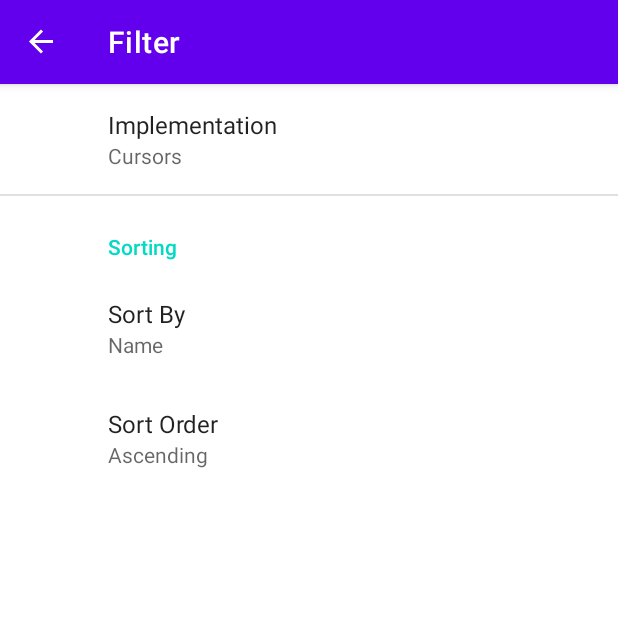
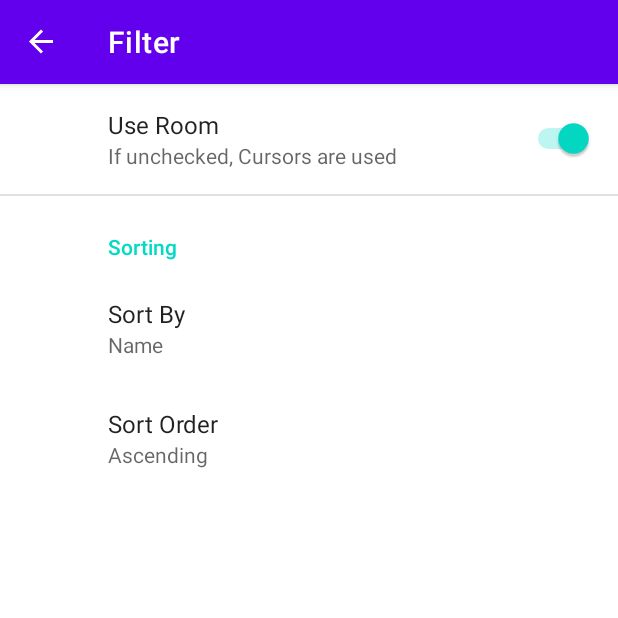
Before and after one commit to yaromchikV/E-Cars, an Android app: the SettingsFragment screen opened through its navigation route, on a phone screen of 412 x 824 dp, the top half of it. Run offline under Robolectric (Android 15) with nearby library versions, the phone set to English and light mode, and no system bars; our stand-ins replace Room's generated code, androidx.preference, navigation-ui.

Commit message:
feat: add Cursors and refactor of work with data

```diff
--- a/app/build.gradle
+++ b/app/build.gradle
@@ -16,7 +16,6 @@ android {
         targetSdkVersion 30
         versionCode 1
         versionName "1.0"
-
         testInstrumentationRunner "androidx.test.runner.AndroidJUnitRunner"
     }
 
--- /dev/null
+++ b/app/src/main/java/com/yaromchikv/ecars/database/CarRepository.kt
@@ -0,0 +1,94 @@
+package com.yaromchikv.ecars.database
+
+import android.content.Context
+import androidx.lifecycle.LiveData
+import androidx.preference.PreferenceManager
+import com.yaromchikv.ecars.database.room.CarDao
+import com.yaromchikv.ecars.database.room.CarDatabase
+import com.yaromchikv.ecars.database.sqilte.DatabaseHelper
+import com.yaromchikv.ecars.model.Car
+
+internal const val DATABASE_NAME = "cars_database"
+internal const val DATABASE_VERSION = 1
+internal const val TABLE_NAME = "cars_table"
+
+internal const val COLUMN_ID = "id"
+internal const val COLUMN_NAME = "name"
+internal const val COLUMN_ACCELERATION = "acceleration"
+internal const val COLUMN_PRICE = "price"
+internal const val COLUMN_IMAGE = "image"
+
+internal const val QUERY_ORDER_BY_NAME_ASC = "SELECT * FROM $TABLE_NAME ORDER BY $COLUMN_NAME ASC"
+internal const val QUERY_ORDER_BY_NAME_DESC = "SELECT * FROM $TABLE_NAME ORDER BY $COLUMN_NAME DESC"
+internal const val QUERY_ORDER_BY_ACCELERATION_ASC = "SELECT * FROM $TABLE_NAME ORDER BY $COLUMN_ACCELERATION ASC"
+internal const val QUERY_ORDER_BY_ACCELERATION_DESC = "SELECT * FROM $TABLE_NAME ORDER BY $COLUMN_ACCELERATION DESC"
+internal const val QUERY_ORDER_BY_PRICE_ASC = "SELECT * FROM $TABLE_NAME ORDER BY $COLUMN_PRICE ASC"
+internal const val QUERY_ORDER_BY_PRICE_DESC = "SELECT * FROM $TABLE_NAME ORDER BY $COLUMN_PRICE DESC"
+
+class CarRepository(context: Context) {
+
+    private var carDatabase = DatabaseHelper(context)
+    private var carDao: CarDao = CarDatabase.getDatabase(context).carDao()
+
+    private val prefs = PreferenceManager.getDefaultSharedPreferences(context)
+
+    val allData: LiveData<List<Car>> = getDataUsingRoom(
+        prefs.getString("sort_by", "name") ?: "name",
+        prefs.getString("sort_order", "ASC") ?: "ASC"
+    )
+
+    suspend fun addCar(car: Car) {
+        val useRoom = prefs.getBoolean("implementation", true)
+        if (useRoom)
+            carDao.addCar(car)
+        else
+            carDatabase.addCar(car)
+    }
+
+    suspend fun updateCar(car: Car) {
+        val useRoom = prefs.getBoolean("implementation", true)
+        if (useRoom)
+            carDao.updateCar(car)
+        else
+            carDatabase.updateCar(car)
+    }
+
+    suspend fun deleteCar(car: Car) {
+        val useRoom = prefs.getBoolean("implementation", true)
+        if (useRoom)
+            carDao.deleteCar(car)
+        else
+            carDatabase.deleteCar(car)
+    }
+
+    fun getDataUsingCursors(sortBy: String, sortOrder: String): List<Car> {
+        val listOfCar = mutableListOf<Car>()
+        val cursor = carDatabase.getCursorWithData(sortBy, sortOrder)
+        if (cursor != null && cursor.count != 0) {
+            while (cursor.moveToNext()) {
+                listOfCar.add(
+                    Car(
+                        cursor.getInt(0),
+                        cursor.getString(1),
+                        cursor.getDouble(2),
+                        cursor.getInt(3),
+                        cursor.getInt(4)
+                    )
+                )
+            }
+        }
+        cursor?.close()
+        return listOfCar
+    }
+
+    private fun getDataUsingRoom(sortBy: String, sortOrder: String): LiveData<List<Car>> {
+        return when ("SELECT * FROM $TABLE_NAME ORDER BY $sortBy $sortOrder") {
+            QUERY_ORDER_BY_NAME_DESC -> carDao.getAllSortedByNameInDescendingOrder()
+            QUERY_ORDER_BY_ACCELERATION_ASC -> carDao.getAllSortedByAccelerationInAscendingOrder()
+            QUERY_ORDER_BY_ACCELERATION_DESC -> carDao.getAllSortedByAccelerationInDescendingOrder()
+            QUERY_ORDER_BY_PRICE_ASC -> carDao.getAllSortedByPriceInAscendingOrder()
+            QUERY_ORDER_BY_PRICE_DESC -> carDao.getAllSortedByPriceInDescendingOrder()
+            else -> carDao.getAllSortedByNameInAscendingOrder()
+        }
+    }
+}
--- a/app/src/main/java/com/yaromchikv/ecars/database_room/CarDao.kt
+++ b/app/src/main/java/com/yaromchikv/ecars/database/room/CarDao.kt
@@ -1,7 +1,8 @@
-package com.yaromchikv.ecars.database_room
+package com.yaromchikv.ecars.database.room
 
 import androidx.lifecycle.LiveData
 import androidx.room.*
+import com.yaromchikv.ecars.database.*
 import com.yaromchikv.ecars.model.Car
 
 @Dao
@@ -16,22 +17,22 @@ interface CarDao {
     @Delete
     suspend fun deleteCar(car: Car)
 
-    @Query("SELECT * FROM cars_table ORDER BY name ASC")
+    @Query(QUERY_ORDER_BY_NAME_ASC)
     fun getAllSortedByNameInAscendingOrder(): LiveData<List<Car>>
 
-    @Query("SELECT * FROM cars_table ORDER BY name DESC")
+    @Query(QUERY_ORDER_BY_NAME_DESC)
     fun getAllSortedByNameInDescendingOrder(): LiveData<List<Car>>
 
-    @Query("SELECT * FROM cars_table ORDER BY acceleration ASC")
+    @Query(QUERY_ORDER_BY_ACCELERATION_ASC)
     fun getAllSortedByAccelerationInAscendingOrder(): LiveData<List<Car>>
 
-    @Query("SELECT * FROM cars_table ORDER BY acceleration DESC")
+    @Query(QUERY_ORDER_BY_ACCELERATION_DESC)
     fun getAllSortedByAccelerationInDescendingOrder(): LiveData<List<Car>>
 
-    @Query("SELECT * FROM cars_table ORDER BY price ASC")
+    @Query(QUERY_ORDER_BY_PRICE_ASC)
     fun getAllSortedByPriceInAscendingOrder(): LiveData<List<Car>>
 
-    @Query("SELECT * FROM cars_table ORDER BY price DESC")
+    @Query(QUERY_ORDER_BY_PRICE_DESC)
     fun getAllSortedByPriceInDescendingOrder(): LiveData<List<Car>>
 
 }
--- a/app/src/main/java/com/yaromchikv/ecars/database_room/CarDatabase.kt
+++ b/app/src/main/java/com/yaromchikv/ecars/database/room/CarDatabase.kt
@@ -1,12 +1,14 @@
-package com.yaromchikv.ecars.database_room
+package com.yaromchikv.ecars.database.room
 
 import android.content.Context
 import androidx.room.Database
 import androidx.room.Room
 import androidx.room.RoomDatabase
+import com.yaromchikv.ecars.database.DATABASE_NAME
+import com.yaromchikv.ecars.database.DATABASE_VERSION
 import com.yaromchikv.ecars.model.Car
 
-@Database(entities = [Car::class], version = 1, exportSchema = false)
+@Database(entities = [Car::class], version = DATABASE_VERSION, exportSchema = false)
 abstract class CarDatabase : RoomDatabase() {
 
     abstract fun carDao(): CarDao
@@ -25,7 +27,7 @@ abstract class CarDatabase : RoomDatabase() {
                 val instance = Room.databaseBuilder(
                     context.applicationContext,
                     CarDatabase::class.java,
-                    "car_database"
+                    DATABASE_NAME
                 ).build()
                 INSTANCE = instance
                 return instance
--- a/app/src/main/java/com/yaromchikv/ecars/database_room/CarRepository.kt
+++ /dev/null
@@ -1,37 +0,0 @@
-package com.yaromchikv.ecars.database_room
-
-import androidx.lifecycle.LiveData
-import com.yaromchikv.ecars.model.Car
-
-class CarRepository(private val carDao: CarDao) {
-
-    var allData: LiveData<List<Car>> = carDao.getAllSortedByNameInAscendingOrder()
-
-    suspend fun addCar(car: Car) {
-        carDao.addCar(car)
-    }
-
-    suspend fun updateCar(car: Car) {
-        carDao.updateCar(car)
-    }
-
-    suspend fun deleteCar(car: Car) {
-        carDao.deleteCar(car)
-    }
-
-    fun getSortCars(sortBy: String, sortOrder: String): LiveData<List<Car>> {
-        return if (sortOrder == "Ascending") {
-            when (sortBy) {
-                "Acceleration" -> carDao.getAllSortedByAccelerationInAscendingOrder()
-                "Price" -> carDao.getAllSortedByPriceInAscendingOrder()
-                else -> carDao.getAllSortedByNameInAscendingOrder()
-            }
-        } else {
-            when (sortBy) {
-                "Acceleration" -> carDao.getAllSortedByAccelerationInDescendingOrder()
-                "Price" -> carDao.getAllSortedByPriceInDescendingOrder()
-                else -> carDao.getAllSortedByNameInDescendingOrder()
-            }
-        }
-    }
-}
--- a/app/src/main/java/com/yaromchikv/ecars/fragments/add/AddFragment.kt
+++ b/app/src/main/java/com/yaromchikv/ecars/fragments/add/AddFragment.kt
@@ -45,6 +45,7 @@ class AddFragment : Fragment() {
 
     private fun insertDataToDatabase() {
         val name = binding.addNameText.editText?.text.toString()
+            .replace("\\s+".toRegex(), " ").trim()
         val acceleration = binding.addAccelerationText.editText?.text.toString().toDoubleOrNull()
         val price = binding.addPriceText.editText?.text.toString().toIntOrNull()
 
--- a/app/src/main/java/com/yaromchikv/ecars/fragments/list/ListFragment.kt
+++ b/app/src/main/java/com/yaromchikv/ecars/fragments/list/ListFragment.kt
@@ -3,14 +3,14 @@ package com.yaromchikv.ecars.fragments.list
 import android.os.Bundle
 import android.view.*
 import androidx.fragment.app.Fragment
-import androidx.lifecycle.Observer
 import androidx.lifecycle.ViewModelProvider
 import androidx.navigation.fragment.findNavController
 import androidx.preference.PreferenceManager
 import androidx.recyclerview.widget.LinearLayoutManager
 import com.yaromchikv.ecars.R
+import com.yaromchikv.ecars.databinding.FragmentListBinding
 import com.yaromchikv.ecars.viewmodel.CarViewModel
-import com.yaromchikv.ecars.databinding.FragmentListBinding
+
 
 class ListFragment : Fragment() {
 
@@ -46,13 +46,17 @@ class ListFragment : Fragment() {
         carViewModel = ViewModelProvider(this).get(CarViewModel::class.java)
 
         val prefs = PreferenceManager.getDefaultSharedPreferences(requireContext())
-        val sortBy = prefs.getString("sort_by", "Name")
-        val sortOrder = prefs.getString("sort_order", "Ascending")
-        carViewModel.sortCars(sortBy ?: "Name", sortOrder ?: "Ascending")
+        val useRoom = prefs.getBoolean("implementation", true)
+        val sortBy = prefs.getString("sort_by", "name") ?: "name"
+        val sortOrder = prefs.getString("sort_order", "ASC") ?: "ASC"
 
-        carViewModel.allData.observe(viewLifecycleOwner, { newListOfCar ->
-            listAdapter.setData(newListOfCar)
-        })
+        if (useRoom) {
+            carViewModel.allDataFromRoom.observe(viewLifecycleOwner, { newListOfCar ->
+                listAdapter.setData(newListOfCar)
+            })
+        } else {
+            listAdapter.setData(carViewModel.getDataUsingCursors(sortBy, sortOrder))
+        }
 
         binding.floatingActionButton.setOnClickListener {
             findNavController().navigate(R.id.action_listFragment_to_addFragment)
--- a/app/src/main/java/com/yaromchikv/ecars/SettingsFragment.kt
+++ b/app/src/main/java/com/yaromchikv/ecars/fragments/settings/SettingsFragment.kt
@@ -1,7 +1,8 @@
-package com.yaromchikv.ecars
+package com.yaromchikv.ecars.fragments.settings
 
 import android.os.Bundle
 import androidx.preference.PreferenceFragmentCompat
+import com.yaromchikv.ecars.R
 
 class SettingsFragment : PreferenceFragmentCompat() {
 
--- a/app/src/main/java/com/yaromchikv/ecars/fragments/update/UpdateFragment.kt
+++ b/app/src/main/java/com/yaromchikv/ecars/fragments/update/UpdateFragment.kt
@@ -57,7 +57,7 @@ class UpdateFragment : Fragment() {
 
         if (name.length > 3 && (acceleration != null && acceleration > 1) && (price != null && price >= 100)) {
             val updatedCar =
-                Car(args.currentCar.id, name, acceleration, price, carViewModel.getRandomImage())
+                Car(args.currentCar.id, name, acceleration, price, args.currentCar.image)
             carViewModel.updateCar(updatedCar)
             Toast.makeText(requireContext(), "Update", Toast.LENGTH_SHORT).show()
 
--- a/app/src/main/java/com/yaromchikv/ecars/viewmodel/CarViewModel.kt
+++ b/app/src/main/java/com/yaromchikv/ecars/viewmodel/CarViewModel.kt
@@ -5,21 +5,19 @@ import androidx.lifecycle.AndroidViewModel
 import androidx.lifecycle.LiveData
 import androidx.lifecycle.viewModelScope
 import com.yaromchikv.ecars.R
-import com.yaromchikv.ecars.database_room.CarDatabase
-import com.yaromchikv.ecars.database_room.CarRepository
+import com.yaromchikv.ecars.database.CarRepository
 import com.yaromchikv.ecars.model.Car
 import kotlinx.coroutines.Dispatchers
 import kotlinx.coroutines.launch
 
 class CarViewModel(application: Application) : AndroidViewModel(application) {
 
-    var allData: LiveData<List<Car>>
-    private val repository: CarRepository
+    var allDataFromRoom: LiveData<List<Car>>
+
+    private val repository: CarRepository = CarRepository(application)
 
     init {
-        val carDao = CarDatabase.getDatabase(application).carDao()
-        repository = CarRepository(carDao)
-        allData = repository.allData
+        allDataFromRoom = repository.allData
     }
 
     fun addCar(car: Car) {
@@ -40,8 +38,8 @@ class CarViewModel(application: Application) : AndroidViewModel(application) {
         }
     }
 
-    fun sortCars(sortBy: String, sortOrder: String) {
-        allData = repository.getSortCars(sortBy, sortOrder)
+    fun getDataUsingCursors(sortBy: String, sortOrder: String): List<Car> {
+        return repository.getDataUsingCursors(sortBy, sortOrder)
     }
 
     fun getRandomImage(): Int {
--- a/app/src/main/res/drawable/ic_filter.xml
+++ /dev/null
@@ -1,10 +0,0 @@
-<vector xmlns:android="http://schemas.android.com/apk/res/android"
-    android:width="24dp"
-    android:height="24dp"
-    android:viewportWidth="24"
-    android:viewportHeight="24"
-    android:tint="?attr/colorControlNormal">
-  <path
-      android:fillColor="@android:color/white"
-      android:pathData="M4.25,5.61C6.27,8.2 10,13 10,13v6c0,0.55 0.45,1 1,1h2c0.55,0 1,-0.45 1,-1v-6c0,0 3.72,-4.8 5.74,-7.39C20.25,4.95 19.78,4 18.95,4H5.04C4.21,4 3.74,4.95 4.25,5.61z"/>
-</vector>
--- /dev/null
+++ b/app/src/main/res/drawable/ic_settings.xml
@@ -0,0 +1,10 @@
+<vector xmlns:android="http://schemas.android.com/apk/res/android"
+    android:width="24dp"
+    android:height="24dp"
+    android:viewportWidth="24"
+    android:viewportHeight="24"
+    android:tint="?attr/colorControlNormal">
+  <path
+      android:fillColor="@android:color/white"
+      android:pathData="M19.14,12.94c0.04,-0.3 0.06,-0.61 0.06,-0.94c0,-0.32 -0.02,-0.64 -0.07,-0.94l2.03,-1.58c0.18,-0.14 0.23,-0.41 0.12,-0.61l-1.92,-3.32c-0.12,-0.22 -0.37,-0.29 -0.59,-0.22l-2.39,0.96c-0.5,-0.38 -1.03,-0.7 -1.62,-0.94L14.4,2.81c-0.04,-0.24 -0.24,-0.41 -0.48,-0.41h-3.84c-0.24,0 -0.43,0.17 -0.47,0.41L9.25,5.35C8.66,5.59 8.12,5.92 7.63,6.29L5.24,5.33c-0.22,-0.08 -0.47,0 -0.59,0.22L2.74,8.87C2.62,9.08 2.66,9.34 2.86,9.48l2.03,1.58C4.84,11.36 4.8,11.69 4.8,12s0.02,0.64 0.07,0.94l-2.03,1.58c-0.18,0.14 -0.23,0.41 -0.12,0.61l1.92,3.32c0.12,0.22 0.37,0.29 0.59,0.22l2.39,-0.96c0.5,0.38 1.03,0.7 1.62,0.94l0.36,2.54c0.05,0.24 0.24,0.41 0.48,0.41h3.84c0.24,0 0.44,-0.17 0.47,-0.41l0.36,-2.54c0.59,-0.24 1.13,-0.56 1.62,-0.94l2.39,0.96c0.22,0.08 0.47,0 0.59,-0.22l1.92,-3.32c0.12,-0.22 0.07,-0.47 -0.12,-0.61L19.14,12.94zM12,15.6c-1.98,0 -3.6,-1.62 -3.6,-3.6s1.62,-3.6 3.6,-3.6s3.6,1.62 3.6,3.6S13.98,15.6 12,15.6z"/>
+</vector>
--- a/app/src/main/res/menu/settings_menu.xml
+++ b/app/src/main/res/menu/settings_menu.xml
@@ -4,9 +4,9 @@
 
     <item
         android:id="@+id/menu_settings"
-        android:icon="@drawable/ic_filter"
+        android:icon="@drawable/ic_settings"
         android:iconTint="@android:color/white"
-        android:title="Settings"
+        android:title="@string/settings"
         app:showAsAction="ifRoom" />
 
 </menu>
--- a/app/src/main/res/navigation/navigation.xml
+++ b/app/src/main/res/navigation/navigation.xml
@@ -43,7 +43,7 @@
     </fragment>
     <fragment
         android:id="@+id/settingsFragment"
-        android:name="com.yaromchikv.ecars.SettingsFragment"
+        android:name="com.yaromchikv.ecars.fragments.settings.SettingsFragment"
         android:label="Filter" >
         <action
             android:id="@+id/action_settingsFragment_to_listFragment"
--- a/app/src/main/res/values/arrays.xml
+++ b/app/src/main/res/values/arrays.xml
@@ -1,17 +1,23 @@
 <resources>
 
-    <string-array name="implementation_values">
-        <item>Room</item>
-        <item>Cursors</item>
+    <string-array name="sort_by_values">
+        <item>name</item>
+        <item>acceleration</item>
+        <item>price</item>
     </string-array>
 
-    <string-array name="sort_by_values">
+    <string-array name="sort_by_entries">
         <item>Name</item>
         <item>Acceleration</item>
         <item>Price</item>
     </string-array>
 
     <string-array name="sort_order_values">
+        <item>ASC</item>
+        <item>DESC</item>
+    </string-array>
+
+    <string-array name="sort_order_entries">
         <item>Ascending</item>
         <item>Descending</item>
     </string-array>
--- a/app/src/main/res/values/strings.xml
+++ b/app/src/main/res/values/strings.xml
@@ -6,4 +6,5 @@
     <string name="add_e_car">Add E-Car</string>
     <string name="update_e_car">Update E-Car</string>
     <string name="image_of_car">Image of car</string>
+    <string name="settings">Settings</string>
 </resources>
--- a/app/src/main/res/xml/root_preferences.xml
+++ b/app/src/main/res/xml/root_preferences.xml
@@ -1,25 +1,23 @@
 <PreferenceScreen xmlns:app="http://schemas.android.com/apk/res-auto">
 
-    <ListPreference
-        app:defaultValue="Cursors"
-        app:entries="@array/implementation_values"
-        app:entryValues="@array/implementation_values"
+    <SwitchPreference
+        app:defaultValue="true"
         app:key="implementation"
-        app:title="Implementation"
-        app:useSimpleSummaryProvider="true" />
+        app:summary="If unchecked, Cursors are used"
+        app:title="Use Room" />
 
     <PreferenceCategory app:title="Sorting">
         <ListPreference
-            app:defaultValue="Name"
-            app:entries="@array/sort_by_values"
+            app:defaultValue="name"
+            app:entries="@array/sort_by_entries"
             app:entryValues="@array/sort_by_values"
             app:key="sort_by"
             app:title="Sort By"
             app:useSimpleSummaryProvider="true" />
 
         <ListPreference
-            app:defaultValue="Ascending"
-            app:entries="@array/sort_order_values"
+            app:defaultValue="ASC"
+            app:entries="@array/sort_order_entries"
             app:entryValues="@array/sort_order_values"
             app:key="sort_order"
             app:title="Sort Order"
```
Also changed, not shown: app/src/main/java/com/yaromchikv/ecars/database/sqilte/DatabaseHelper.kt (added, +52 -0 lines).
